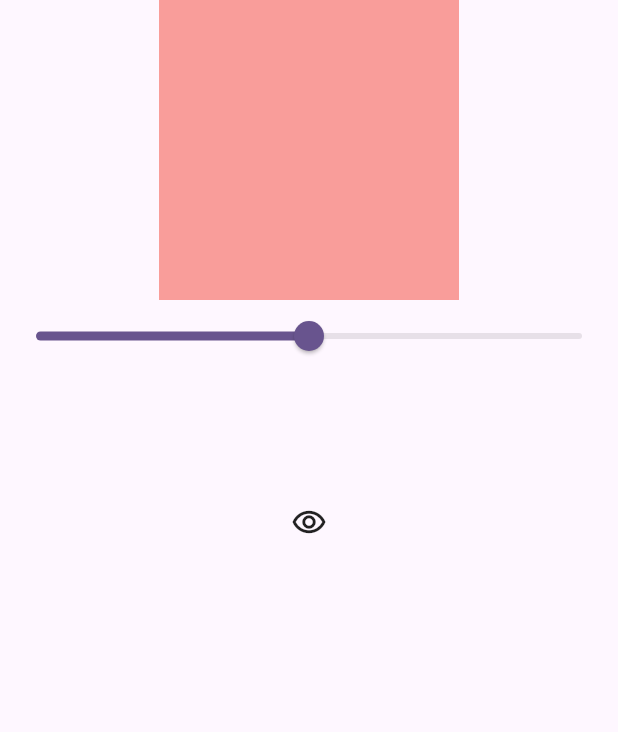
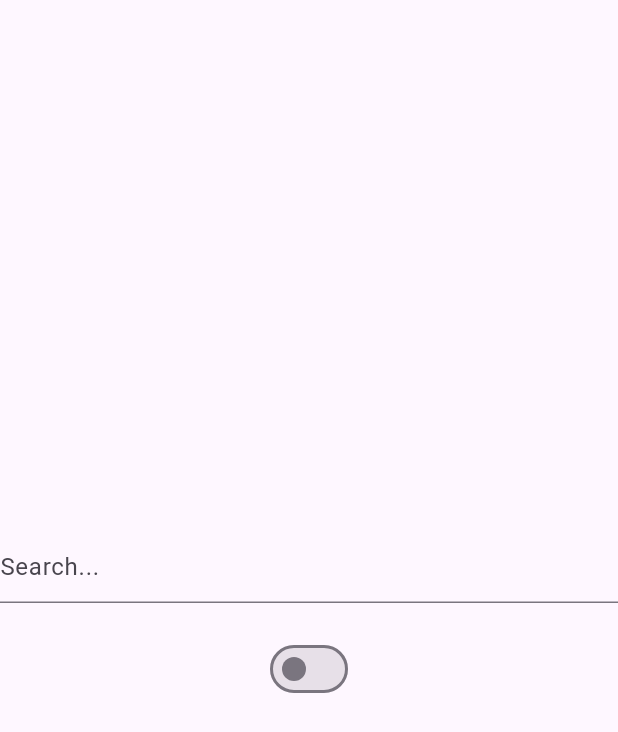
Before and after one commit to TaufeeqAhmad123/riverpod, a Flutter app: the screen it shows after launch, on a phone screen of 412 x 824 dp. Shown: the top 732 px of the screen. Run offline on Flutter 3.47's test engine with Material 3 defaults, Android fonts, the phone set to English and light mode, and no system bars; our stand-ins replace flutter_riverpod, riverpod.

Commit message:
state notifier example

```diff
--- a/riverpod/lib/main.dart
+++ b/riverpod/lib/main.dart
@@ -1,7 +1,7 @@
 import 'package:flutter/material.dart';
 import 'package:flutter_riverpod/flutter_riverpod.dart';
-import 'package:riverpod_state/home_screen.dart';
-import 'package:riverpod_state/multi_state_screen.dart';
+
+import 'package:riverpod_state/search_screen.dart';
 
 void main() {
   runApp(const MyApp());
@@ -19,7 +19,7 @@ class MyApp extends StatelessWidget {
         theme: ThemeData(
           colorScheme: ColorScheme.fromSeed(seedColor: Colors.deepPurple),
         ),
-        home: MultiStateScreen(),
+        home: SearchScreen(),
       ),
     );
   }
--- /dev/null
+++ b/riverpod/lib/search_provider.dart
@@ -0,0 +1,42 @@
+
+import 'package:riverpod/riverpod.dart';
+final searchProvider=StateNotifierProvider<searchnotifier, searchhState>((ref){
+return searchnotifier();
+});
+
+class searchnotifier extends StateNotifier<searchhState> {
+  searchnotifier():super(searchhState(search: '', isChange: false)) {
+    // Initial state can be set here if needed
+  }
+
+
+  void searchItem(String value) {
+    state = state.copyWith(search: value);
+  }
+  void changeItem(bool isChange) {
+    state = state.copyWith(isChange: isChange);
+  }
+}
+
+
+
+class searchhState{
+  final String search;
+  final bool isChange;
+
+  searchhState({
+    required this.search,
+    required this.isChange,
+  });
+
+  searchhState copyWith({
+    String? search,
+    bool? isChange,
+  }) {
+    return searchhState(
+      search: search ?? this.search,
+      isChange: isChange ?? this.isChange,
+    );
+  }
+
+}
--- /dev/null
+++ b/riverpod/lib/search_screen.dart
@@ -0,0 +1,43 @@
+import 'package:flutter/material.dart';
+import 'package:flutter_riverpod/flutter_riverpod.dart';
+import 'package:riverpod_state/search_provider.dart';
+
+class SearchScreen extends ConsumerWidget {
+  const SearchScreen({super.key});
+
+  @override
+  Widget build(BuildContext context, WidgetRef ref) {
+    //final search = ref.watch(searchProvider);
+    return Scaffold(
+      body: Column(
+        mainAxisAlignment: MainAxisAlignment.center,
+        children: [
+          TextField(
+            onChanged: (value) {
+              ref.read(searchProvider.notifier).searchItem(value);
+            },
+            decoration: const InputDecoration(hintText: 'Search...'),
+          ),
+          Consumer(
+            builder: (context, ref, child) {
+              final search = ref.watch(searchProvider);
+              return Text(' ${search.search}');
+            },
+          ),
+          Consumer(
+            builder: (context, ref, child) {
+              final switchValue = ref.watch(searchProvider);
+              print('Switch build');
+              return Switch(
+                value: switchValue.isChange,
+                onChanged: (value) {
+                  ref.read(searchProvider.notifier).changeItem(value);
+                },
+              );
+            },
+          ),
+        ],
+      ),
+    );
+  }
+}
```
